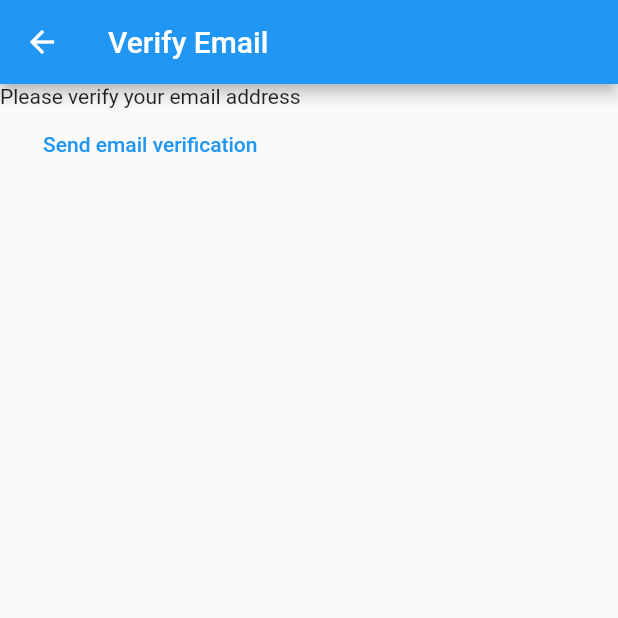
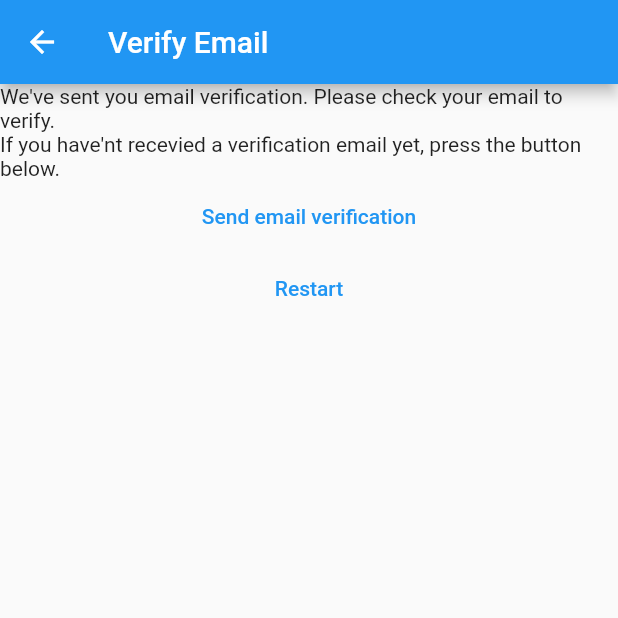
Before and after one commit to MohammedImdadS/mynotes, a Flutter app: the VerifyEmailView screen opened directly, on a phone screen of 412 x 824 dp, the top half of it. Run offline on Flutter 3.47's test engine with Material 2 defaults, Android fonts, the phone set to English and light mode, and no system bars; our stand-ins replace firebase_auth, firebase_core; accounts and stored records are empty.

Commit message:
seventh commit

```diff
--- a/lib/constants/routes.dart
+++ b/lib/constants/routes.dart
@@ -1,3 +1,4 @@
 const loginRoute = '/login/';
 const registerRoute = '/register/';
 const notesRoute = '/notes/';
+const verifyEmailRoute ="/verify-email/";
--- a/lib/main.dart
+++ b/lib/main.dart
@@ -1,4 +1,3 @@
-import 'dart:js';
 import 'package:firebase_auth/firebase_auth.dart';
 import 'package:firebase_core/firebase_core.dart';
 import 'package:flutter/material.dart';
@@ -21,6 +20,7 @@
         loginRoute: (context) => const LoginView(),
         registerRoute: (context) => const RegisterView(),
         notesRoute: (context) => const NotesView(),
+        verifyEmailRoute:(context) => const VerifyEmailView(),
       },
     ),
   );
@@ -46,8 +46,7 @@
                 return const VerifyEmailView();
               }
             } else {
-              // return const LoginView();
-              return const NotesView();
+              return const LoginView();
             }
           default:
             return const CircularProgressIndicator();
--- a/lib/views/login_view.dart
+++ b/lib/views/login_view.dart
@@ -56,9 +56,9 @@
               final password = _password.text;
               try {
                 await FirebaseAuth.instance.signInWithEmailAndPassword(
-                    email: email, password: password);
+                    email: email, password: password,);
                 Navigator.of(context).pushNamedAndRemoveUntil(
-                  loginRoute,
+                  notesRoute,
                   (route) => false,
                 );
               } on FirebaseAuthException catch (e) {
--- a/lib/views/verify_email_view.dart
+++ b/lib/views/verify_email_view.dart
@@ -1,5 +1,6 @@
 import 'package:firebase_auth/firebase_auth.dart';
 import 'package:flutter/material.dart';
+import '../constants/routes.dart';
 
 class VerifyEmailView extends StatefulWidget {
   const VerifyEmailView({super.key});
@@ -17,7 +18,10 @@
       ),
       body: Column(
         children: [
-          const Text("Please verify your email address"),
+          const Text(
+              "We've sent you email verification. Please check your email to verify."),
+          const Text(
+              "If you have'nt recevied a verification email yet, press the button below."),
           TextButton(
             onPressed: () async {
               final user = FirebaseAuth.instance.currentUser;
@@ -25,6 +29,13 @@
             },
             child: const Text("Send email verification"),
           ),
+          TextButton(
+            onPressed: () async {
+              await FirebaseAuth.instance.signOut();
+              Navigator.of(context).pushNamedAndRemoveUntil(registerRoute, (route) => false);
+            },
+            child: const Text("Restart"),
+          )
         ],
       ),
     );
```
Also changed, not shown: lib/views/register_view.dart (+30 -11 lines).
